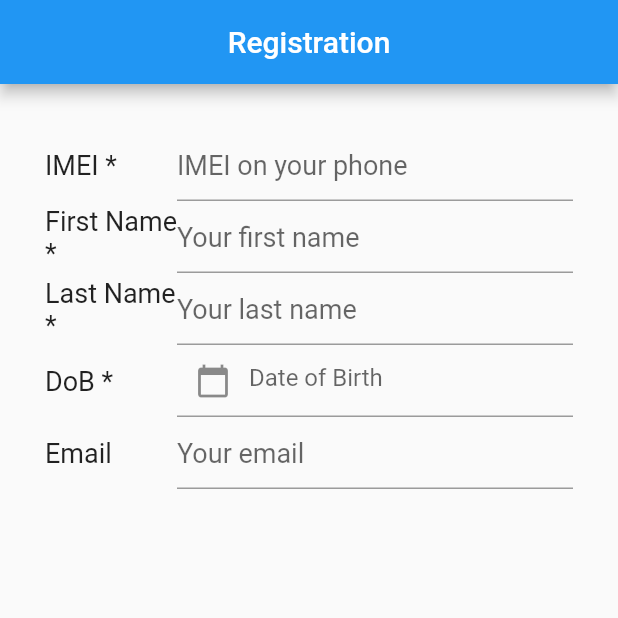
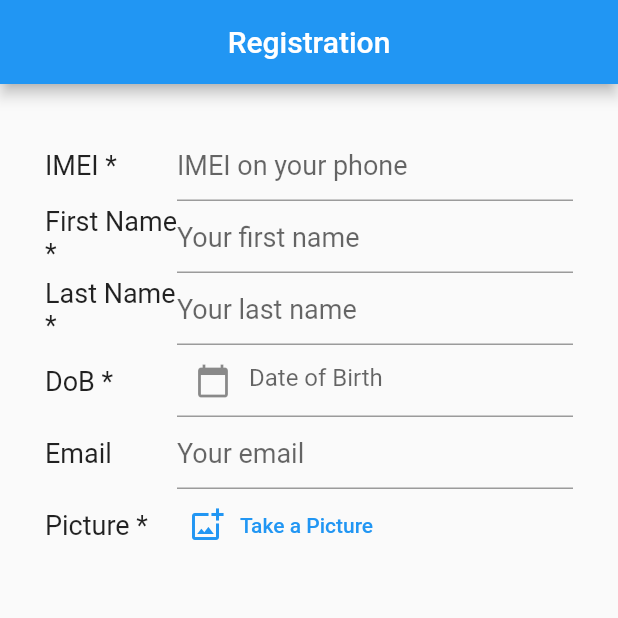
Before and after one commit to paimanbandi/rgstr, a Flutter app: the screen it shows after launch, on a phone screen of 412 x 824 dp, the top half of it. Run offline on Flutter 3.47's test engine with Material 2 defaults, Android fonts, the phone set to English and light mode, and no system bars; our stand-ins replace camera, device_info, image_cropper, image_picker, permission_handler; missing offline and left inert: imei_imsi_plugin.

Commit message:
take a picture using camera and gallery

```diff
--- a/lib/global.dart
+++ b/lib/global.dart
@@ -1,4 +1,6 @@
 import 'package:flutter/material.dart';
+
+final GlobalKey<NavigatorState> navigatorKey = new GlobalKey<NavigatorState>();
 
 abstract class WidgetView<T1, T2> extends StatelessWidget {
   final T2 state;
--- a/lib/main.dart
+++ b/lib/main.dart
@@ -1,4 +1,5 @@
 import 'package:flutter/material.dart';
+import 'package:rgstr/global.dart';
 import 'package:rgstr/registration_page.dart';
 
 void main() {
@@ -10,6 +11,7 @@ class MyApp extends StatelessWidget {
   Widget build(BuildContext context) {
     return MaterialApp(
       debugShowCheckedModeBanner: false,
+      navigatorKey: navigatorKey,
       theme: ThemeData(
         primarySwatch: Colors.blue,
       ),
--- a/lib/registration_view.dart
+++ b/lib/registration_view.dart
@@ -1,10 +1,12 @@
+import 'dart:io';
+
 import 'package:flutter/material.dart';
 import 'package:flutter/services.dart';
+import 'package:rgstr/global.dart';
 import 'package:rgstr/registration_controller.dart';
 import 'package:rgstr/registration_page.dart';
 import 'package:rgstr/validations.dart';
-
-import 'global.dart';
+import 'package:rgstr/utils.dart';
 
 class RegistrationView extends WidgetView<RegistrationPage, RegistrationController> {
   RegistrationController state;
@@ -292,6 +294,32 @@ class RegistrationView extends WidgetView<RegistrationPage, RegistrationControll
                             )
                           ],
                         ),
+                        Row(
+                          children: [
+                            Expanded(
+                              flex: 1,
+                              child: Text(
+                                'Picture *',
+                                style: textStyle,
+                              ),
+                            ),
+                            Expanded(
+                              flex: 3,
+                              child: TextButton(
+                                  child: Row(
+                                    children: [
+                                      Icon(Icons.add_photo_alternate_outlined),
+                                      SizedBox(width: 10),
+                                      Text('Take a Picture'),
+                                    ],
+                                  ),
+                                  onPressed: () async {
+                                    final File result = await openCamOrDirDialog();
+                                    if (result != null) state.setState(() => state.fPicture = result);
+                                  }),
+                            )
+                          ],
+                        ),
                       ],
                     ),
                   )
```
Also changed, not shown: lib/custom_widget.dart (added, +22 -0 lines), lib/registration_controller.dart (+25 -22 lines), lib/utils.dart (added, +70 -0 lines), pubspec.yaml (+7 -1 lines), pubspec.lock, 22 other files.
